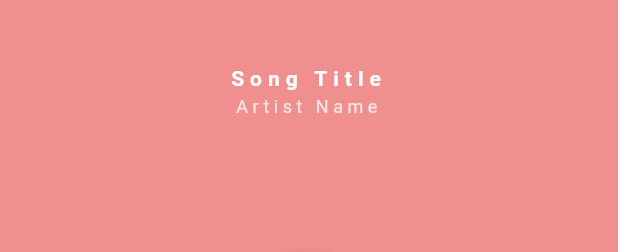
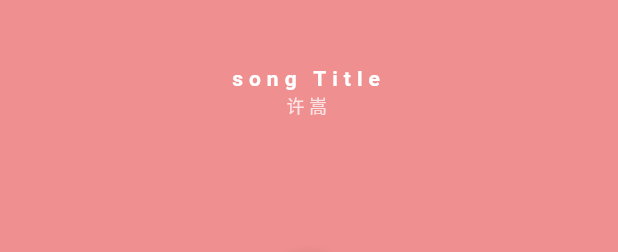
Before and after one commit to zhangjiana/flutter-music, a Flutter app: the BottomControls widget shown alone on an empty page, opened directly, on a phone screen of 412 x 824 dp. Shown: the top 252 px of the screen. Run offline on Flutter 3.47's test engine with Material 2 defaults, Android fonts, the phone set to English and light mode, and no system bars; our stand-ins replace audioplayers, dio; missing offline and left inert: fluttery_dart2; network calls fail; statements that could not run were skipped.

Commit message:
增加歌曲名称,进度条

```diff
--- a/lib/bottom_controls.dart
+++ b/lib/bottom_controls.dart
@@ -4,17 +4,17 @@ import 'package:flutter/material.dart';
 import 'package:mymusic/play_songs.dart';
 import 'package:provider/provider.dart';
 
+import 'model/song.dart';
 import 'theme.dart';
 
 class BottomControls extends StatelessWidget {
   const BottomControls({
     Key key,
   }) : super(key: key);
-
   @override
   Widget build(BuildContext context) {
     return Consumer<PlaySongsModel>(builder: (context, model, child) {
-      print(model.play);
+      var curSong = model.curSong;
       return Container(
         width: double.infinity,
         color: accentColor,
@@ -27,7 +27,7 @@ class BottomControls extends StatelessWidget {
                     Expanded(
                         child: Column(
                       children: <Widget>[
-                        Text('Song Title',
+                        Text( curSong != null ? curSong['name'] : 'song Title',
                             textAlign: TextAlign.center,
                             style: TextStyle(
                               color: Colors.white,
@@ -36,7 +36,7 @@ class BottomControls extends StatelessWidget {
                               letterSpacing: 4.0,
                               height: 1.5,
                             )),
-                        Text('Artist Name',
+                        Text('许嵩',
                             textAlign: TextAlign.center,
                             style: TextStyle(
                                 color: Colors.white.withOpacity(0.75),
--- a/lib/play_songs.dart
+++ b/lib/play_songs.dart
@@ -3,7 +3,6 @@ import 'dart:async';
 import 'package:audioplayers/audioplayers.dart';
 import 'package:flutter/material.dart';
 
-import 'model/song.dart';
 import 'net_utils.dart';
 class PlaySongsModel with ChangeNotifier {
   AudioPlayer _audioPlayer = AudioPlayer();
@@ -14,9 +13,10 @@ class PlaySongsModel with ChangeNotifier {
   Duration curSongDuration;
   AudioPlayerState _curState;
 
+  var nowSong;
+  // 向外部暴露 自己的私有变量
   List get allSongs => _songs;
-  Song get curSong => _songs[curIndex];
-
+  get curSong => nowSong;
   Stream<String> get curPositionStream => _curPositionController.stream;
   double seekPercent = 0.0;
   AudioPlayerState get curState => _curState;
@@ -29,7 +29,6 @@ class PlaySongsModel with ChangeNotifier {
   void init() {
     _getSongs();
     _audioPlayer.setReleaseMode(ReleaseMode.STOP);
-
     _audioPlayer.onPlayerStateChanged.listen((state) {
       _curState = state;
       if (state == AudioPlayerState.COMPLETED) {
@@ -47,6 +46,13 @@ class PlaySongsModel with ChangeNotifier {
       seekPercent = position.inMilliseconds / curSongDuration.inMilliseconds;
       // setState(() { seekPercent =  percent; });
       sinkProgress(position.inMilliseconds > curSongDuration.inMilliseconds ? curSongDuration.inMilliseconds: position.inMilliseconds);
+    });
+  }
+  // 监听进度的事件。抛出去，供使用
+  void audioChange(fn) {
+    _audioPlayer.onAudioPositionChanged.listen((Duration position) {
+      var p = position.inMilliseconds / curSongDuration.inMilliseconds;
+      fn(p);
     });
   }
   // 下一首
@@ -82,8 +88,10 @@ class PlaySongsModel with ChangeNotifier {
   // 播放
   void play() {
     NetUtils.getSongUrl(this._songs[curIndex]['id']).then((val) {
-      print(val);
       _audioPlayer.play(val);
+    });
+    NetUtils.getSongDetail(this._songs[curIndex]['id']).then((val) {
+      nowSong = val;
     });
   }
   // 暂停
```
Also changed, not shown: lib/main.dart (+51 -49 lines), lib/net_utils.dart (+12 -1 lines).
